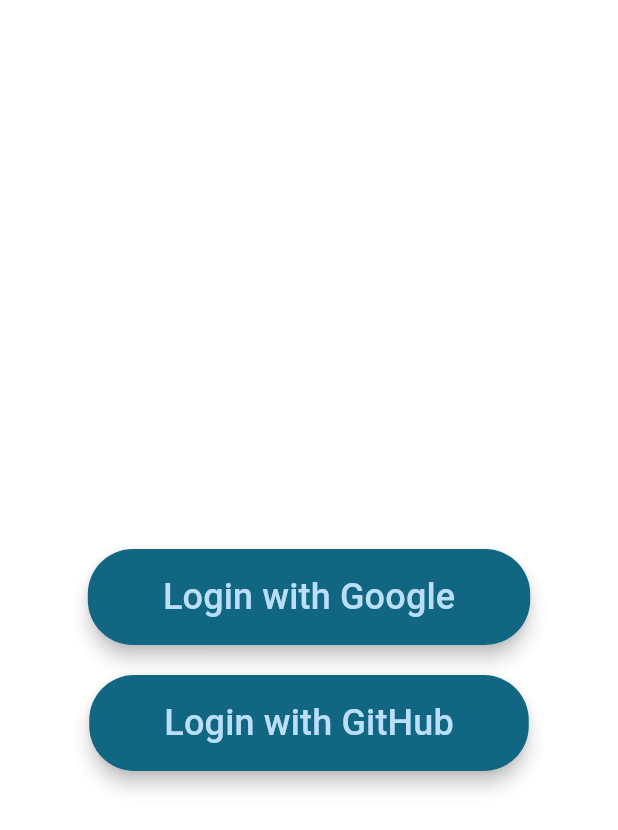
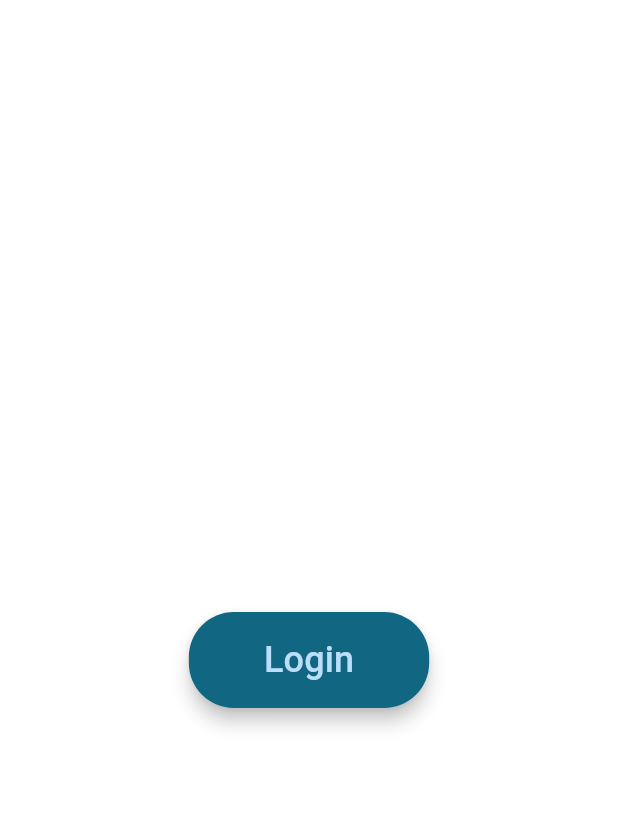
Before and after one commit to BenJ3D/mobile_04, a Flutter app: the screen it shows after launch, on a phone screen of 412 x 824 dp. Shown: the top 830 px of the screen. Run offline on Flutter 3.47's test engine with Material 3 defaults, Android fonts, the phone set to English and light mode, and no system bars; our stand-ins replace firebase_auth, firebase_core, firebase_database, flutter_dotenv, google_sign_in; missing offline and left inert: github_sign_in; accounts and stored records are empty.

Commit message:
Update login button + loading pendant le login pour masquer le login btn

```diff
--- a/diaryapp/lib/main.dart
+++ b/diaryapp/lib/main.dart
@@ -10,7 +10,7 @@ import 'firebase_options.dart';
 
 void main() async {
   WidgetsFlutterBinding.ensureInitialized();
-  await dotenv.load(fileName: ".env"); // Chargez les variables d'environnement
+  await dotenv.load(fileName: ".env");
   await Firebase.initializeApp(
     options: DefaultFirebaseOptions.currentPlatform,
   );
@@ -60,8 +60,15 @@ class AuthWrapper extends StatelessWidget {
   }
 }
 
-class LoginPage extends StatelessWidget {
+class LoginPage extends StatefulWidget {
   const LoginPage({super.key});
+
+  @override
+  _LoginPageState createState() => _LoginPageState();
+}
+
+class _LoginPageState extends State<LoginPage> {
+  bool _isLoading = false;
 
   @override
   Widget build(BuildContext context) {
@@ -75,58 +82,72 @@ class LoginPage extends StatelessWidget {
         ),
       ),
       body: Center(
-        child: Column(
-          mainAxisAlignment: MainAxisAlignment.center,
-          children: [
-            ElevatedButton(
-              onPressed: () async {
-                User? user = await signInWithGoogle();
-                if (user != null) {
-                  Navigator.pushReplacementNamed(context, '/diary');
-                }
-              },
+        child: ElevatedButton(
+          onPressed: _isLoading ? null : _showLoginOptions,
           style: ElevatedButton.styleFrom(
             foregroundColor: Theme.of(context).primaryColorLight,
             backgroundColor: Theme.of(context).primaryColor,
-                padding:
-                    const EdgeInsets.symmetric(horizontal: 50, vertical: 15),
+            padding: const EdgeInsets.symmetric(horizontal: 50, vertical: 15),
             shape: RoundedRectangleBorder(
               borderRadius: BorderRadius.circular(30),
             ),
             elevation: 5,
           ),
-              child: const Text(
-                'Login with Google',
+          child: _isLoading
+              ? const CircularProgressIndicator(color: Colors.white)
+              : const Text(
+                  'Login',
                   style: TextStyle(fontSize: 24),
                 ),
         ),
-            const SizedBox(height: 20),
+      ),
+    );
+  }
+
+  void _showLoginOptions() {
+    showDialog(
+      context: context,
+      builder: (BuildContext context) {
+        return AlertDialog(
+          title: const Text('Choose login method'),
+          content: Column(
+            mainAxisSize: MainAxisSize.min,
+            children: [
               ElevatedButton(
-              onPressed: () async {
-                User? user = await signInWithGitHub(context);
+                onPressed: () => _handleLogin(signInWithGoogle),
+                child: const Text('Login with Google'),
+              ),
+              const SizedBox(height: 10),
+              ElevatedButton(
+                onPressed: () => _handleLogin(signInWithGitHub),
+                child: const Text('Login with GitHub'),
+              ),
+            ],
+          ),
+        );
+      },
+    );
+  }
+
+  Future<void> _handleLogin(Future<User?> Function() signInMethod) async {
+    Navigator.of(context).pop(); // Ferme le dialogue
+    setState(() {
+      _isLoading = true;
+    });
+    try {
+      User? user = await signInMethod();
       if (user != null) {
         Navigator.pushReplacementNamed(context, '/diary');
       }
-              },
-              style: ElevatedButton.styleFrom(
-                foregroundColor: Theme.of(context).primaryColorLight,
-                backgroundColor: Theme.of(context).primaryColor,
-                padding:
-                    const EdgeInsets.symmetric(horizontal: 50, vertical: 15),
-                shape: RoundedRectangleBorder(
-                  borderRadius: BorderRadius.circular(30),
-                ),
-                elevation: 5,
-              ),
-              child: const Text(
-                'Login with GitHub',
-                style: TextStyle(fontSize: 24),
-              ),
-            ),
-          ],
-        ),
-      ),
+    } catch (e) {
+      ScaffoldMessenger.of(context).showSnackBar(
+        SnackBar(content: Text('Erreur d\'authentification: $e')),
       );
+    } finally {
+      setState(() {
+        _isLoading = false;
+      });
+    }
   }
 
   Future<User?> signInWithGoogle() async {
@@ -147,35 +168,21 @@ class LoginPage extends StatelessWidget {
     return userCredential.user;
   }
 
-  Future<User?> signInWithGitHub(BuildContext context) async {
-    try {
-      // Create a GitHubSignIn instance
+  Future<User?> signInWithGitHub() async {
     final GitHubSignIn gitHubSignIn = GitHubSignIn(
       clientId: dotenv.env['GITHUB_CLIENT_ID']!,
       clientSecret: dotenv.env['GITHUB_CLIENT_SECRET']!,
       redirectUrl: dotenv.env['GITHUB_REDIRECT_URL']!,
     );
 
-      // Trigger the sign-in flow
     final result = await gitHubSignIn.signIn(context);
 
     if (result.status == GitHubSignInResultStatus.ok) {
-        // Create a credential from the access token
-        final githubAuthCredential =
-            GithubAuthProvider.credential(result.token!);
-
-        // Sign in to Firebase with the GitHub credential
+      final githubAuthCredential = GithubAuthProvider.credential(result.token!);
       final UserCredential userCredential = await FirebaseAuth.instance
           .signInWithCredential(githubAuthCredential);
       return userCredential.user;
     }
-    } catch (e) {
-      print('Erreur lors de l\'authentification GitHub: $e');
-      // Affichez un message d'erreur à l'utilisateur
-      ScaffoldMessenger.of(context).showSnackBar(
-        SnackBar(content: Text('Erreur d\'authentification: $e')),
-      );
-    }
     return null;
   }
 }
```
Lines whose indentation alone changed are shown as unchanged.
